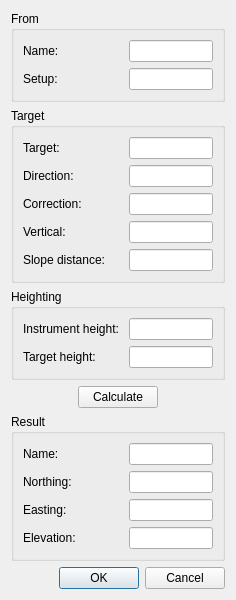
Above: Dialogs/polardlg.ui from acraig5075/survey-calcs before the change. Below: the same form after it.
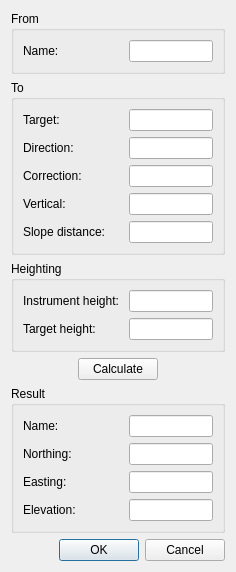
That is the form after the change. Custom widgets are drawn as their Qt base class.

What changed in the file:
```diff
--- a/Dialogs/polardlg.ui
+++ b/Dialogs/polardlg.ui
@@ -7,7 +7,7 @@
     <x>0</x>
     <y>0</y>
     <width>236</width>
-    <height>550</height>
+    <height>524</height>
    </rect>
   </property>
   <property name="windowTitle">
@@ -45,29 +45,6 @@
           </property>
          </widget>
         </item>
-        <item row="1" column="0">
-         <widget class="QLabel" name="label_2">
-          <property name="minimumSize">
-           <size>
-            <width>100</width>
-            <height>0</height>
-           </size>
-          </property>
-          <property name="text">
-           <string>Setup:</string>
-          </property>
-         </widget>
-        </item>
-        <item row="1" column="1">
-         <widget class="IntLineEdit" name="setupEdit">
-          <property name="maximumSize">
-           <size>
-            <width>100</width>
-            <height>16777215</height>
-           </size>
-          </property>
-         </widget>
-        </item>
        </layout>
       </item>
      </layout>
@@ -76,7 +53,7 @@
    <item>
     <widget class="QGroupBox" name="groupBox">
      <property name="title">
-      <string>Target</string>
+      <string>To</string>
      </property>
      <layout class="QVBoxLayout" name="verticalLayout_3">
       <item>
@@ -420,11 +397,6 @@
    <extends>QLineEdit</extends>
    <header>customcontrols.h</header>
   </customwidget>
-  <customwidget>
-   <class>IntLineEdit</class>
-   <extends>QLineEdit</extends>
-   <header>customcontrols.h</header>
-  </customwidget>
   <customwidget>
    <class>AngleLineEdit</class>
    <extends>QLineEdit</extends>
```
